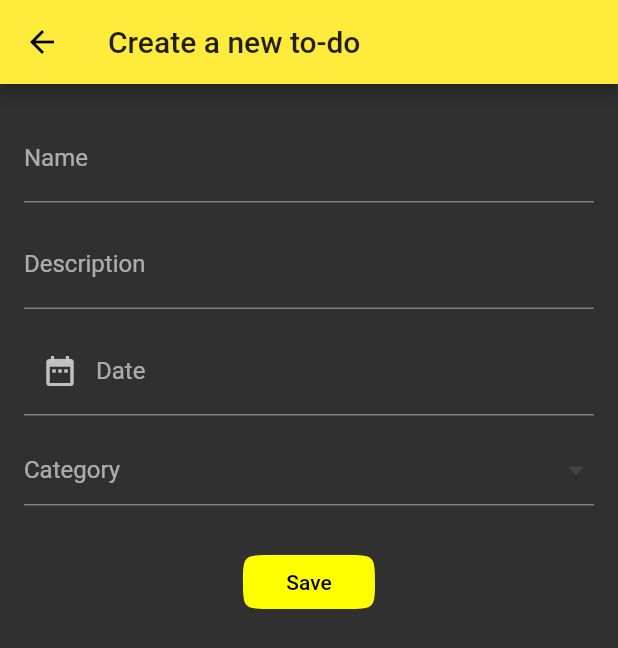
After one commit to agambajwa/ToDoList-App, a Flutter app: the TodoScreen screen opened directly, on a phone screen of 412 x 824 dp. The commit adds this screen. Shown: the top 648 px of the screen. Run offline on Flutter 3.47's test engine with Material 2 defaults, Android fonts, the phone set to English and light mode, and no system bars; our stand-ins replace sqflite; accounts and stored records are empty.

Commit message:
Added functionality

```diff
--- a/to_do_list_app/lib/repositories/repository.dart
+++ b/to_do_list_app/lib/repositories/repository.dart
@@ -36,4 +36,9 @@ class Repository {
     return await connection.update(table, data, where: 'id=?', whereArgs: [data['id']]);
   }
 
+  deleteData(table, itemID) async {
+    var connection = await database;
+    return await connection.rawDelete('DELETE FROM $table WHERE id=$itemID');
+  }
+
 }
--- /dev/null
+++ b/to_do_list_app/lib/screens/todo_screen.dart
@@ -0,0 +1,132 @@
+import 'package:flutter/material.dart';
+import 'package:todolistapp/services/category_service.dart';
+
+class TodoScreen extends StatefulWidget {
+  @override
+  _TodoScreenState createState() => _TodoScreenState();
+}
+
+class _TodoScreenState extends State<TodoScreen> {
+  var todoNameController = TextEditingController();
+  var todoDescController = TextEditingController();
+  var todoDateController = TextEditingController();
+
+  var _selectedCategory;
+  var _categories = List<DropdownMenuItem>();
+
+
+  @override
+  void initState() {
+    super.initState();
+    _loadCategories();
+  }
+
+  _loadCategories() async {
+    var _categoryService = CategoryService();
+    var categories = await _categoryService.readCategories();
+    categories.forEach((category) {
+      setState(() {
+        _categories.add(DropdownMenuItem(
+          child: Text(category['name']),
+          value: category['name'],
+        ));
+      });
+    });
+  }
+
+  @override
+  Widget build(BuildContext context) {
+    return Scaffold(
+      appBar: AppBar(
+        title: Text('Create a new to-do'),
+      ),
+      body: Padding(
+        padding: EdgeInsets.only(top: 20.0, left: 16.0, right: 16.0),
+        child: Column(
+          children: <Widget>[
+            Padding(
+              padding: EdgeInsets.only(bottom: 12.0),
+              child: TextField(
+                controller: todoNameController,
+                decoration: InputDecoration(
+                    labelText: "Name",
+                    hintText: "Buy mangoes",
+                    fillColor: Colors.black54,
+                    focusedBorder: OutlineInputBorder(
+                        borderSide: BorderSide(
+                            color: Colors.yellowAccent,
+                            width: 2.0
+                        )
+                    )
+                ),
+              ),
+            ),
+            Padding(
+              padding: EdgeInsets.only(bottom: 12.0),
+              child: TextField(
+                  controller: todoDescController,
+                  decoration: InputDecoration(
+                      labelText: "Description",
+                      hintText: "Alphonso mangoes from nearby supermarket",
+                      fillColor: Colors.black54,
+                      focusedBorder: OutlineInputBorder(
+                          borderSide: BorderSide(
+                              color: Colors.yellowAccent,
+                              width: 2.0
+                          )
+                      )
+                  ),
+              ),
+            ),
+            Padding(
+              padding: EdgeInsets.only(bottom: 12.0),
+              child: TextField(
+                  controller: todoDateController,
+                  decoration: InputDecoration(
+                      labelText: "Date",
+                      hintText: "22-07-2020",
+                      fillColor: Colors.black54,
+                      prefixIcon: InkWell(
+                        onTap: () {},
+                        child: Icon(Icons.date_range),
+                      ),
+                      focusedBorder: OutlineInputBorder(
+                          borderSide: BorderSide(
+                              color: Colors.yellowAccent,
+                              width: 2.0
+                          )
+                      )
+                  ),
+              ),
+            ),
+            Padding(
+              padding: EdgeInsets.only(bottom: 12.0),
+              child: DropdownButtonFormField(
+                value: _selectedCategory,
+                items: _categories,
+                hint: Text('Category'),
+                onChanged: (value) {
+                  setState(() {
+                    _selectedCategory = value;
+                  });
+                },
+              ),
+            ),
+            Padding(
+              padding: EdgeInsets.all(15.0),
+              child: FlatButton(
+                onPressed: () {},
+                child: Text('Save'),
+                textColor: Colors.black,
+                color: Colors.yellowAccent,
+                shape: ContinuousRectangleBorder(
+                    borderRadius: BorderRadius.circular(20.0)
+                ),
+              ),
+            )
+          ],
+        ),
+      ),
+    );
+  }
+}
--- a/to_do_list_app/lib/services/category_service.dart
+++ b/to_do_list_app/lib/services/category_service.dart
@@ -21,4 +21,8 @@ class CategoryService {
   updateCategory(Category category) async {
     return await _repository.updateData('categories', category.categoryMap());
   }
+
+  deleteCategory(categoryID) async {
+    return await _repository.deleteData('categories', categoryID);
+  }
 }
```
Also changed, not shown: to_do_list_app/lib/screens/categories_screen.dart (+91 -8 lines), to_do_list_app/lib/screens/home_screen.dart (+10 -0 lines).
